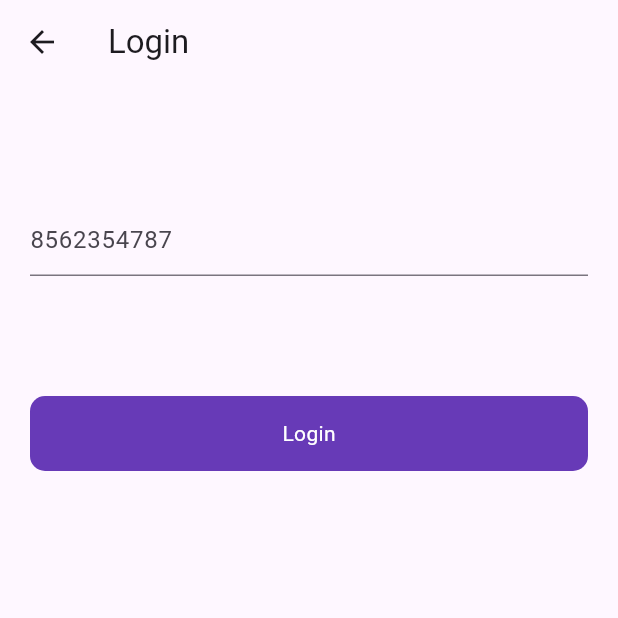
After one commit to AppCraker/Flutter-Firebase, a Flutter app: the screen it shows after launch, after a tap on "Login", after a tap on "Login with Phone Number", on a phone screen of 412 x 824 dp, the top half of it. The commit adds this screen. Run offline on Flutter 3.47's test engine with Material 3 defaults, Android fonts, the phone set to English and light mode, and no system bars; our stand-ins replace animated_splash_screen, firebase_auth, firebase_core, fluttertoast, lottie; accounts and stored records are empty.

Commit message:
keep me login with phone ui done

```diff
--- a/lib/screens/login/loginpage.dart
+++ b/lib/screens/login/loginpage.dart
@@ -1,6 +1,7 @@
 import 'package:firebase_auth/firebase_auth.dart';
 import 'package:flutter/material.dart';
 import 'package:testingapp/screens/Signup/signup.dart';
+import 'package:testingapp/screens/login/loginwihPhoneNo.dart';
 import 'package:testingapp/screens/login/widgets/inputform.dart';
 import 'package:testingapp/screens/posts/post_screen.dart';
 import 'package:testingapp/widget/roundbutton.dart';
@@ -142,7 +143,26 @@ class _LoginpageState extends State<Loginpage> {
                       "Sign In"
                     ))
                   ],
-                )
+                ),
+
+                SizedBox(
+                  height: 20
+                ),
+
+                Roundbutton(
+                  title: "Login with Phone Number",
+                   onTap: (){
+                    Navigator.push(
+                      context,
+                       MaterialPageRoute(
+                        builder: (context)=> Loginwihphoneno()
+
+                        )
+
+                        );
+
+
+                   }),
 
             ],
           ),
--- /dev/null
+++ b/lib/screens/login/loginwihPhoneNo.dart
@@ -0,0 +1,80 @@
+import 'package:firebase_auth/firebase_auth.dart';
+import 'package:flutter/foundation.dart';
+import 'package:flutter/material.dart';
+import 'package:flutter/widgets.dart';
+import 'package:testingapp/screens/login/auth/verifyphone.dart';
+import 'package:testingapp/widget/roundbutton.dart';
+
+class Loginwihphoneno extends StatefulWidget {
+  const Loginwihphoneno({super.key});
+
+  @override
+  State<Loginwihphoneno> createState() => _LoginwihphonenoState();
+}
+
+class _LoginwihphonenoState extends State<Loginwihphoneno> {
+  bool loading = false;
+  final phonenumber_controller = TextEditingController();
+  final auth = FirebaseAuth.instance;
+
+  @override
+  Widget build(BuildContext context) {
+    return Scaffold(
+      appBar: AppBar(
+        title: Text("Login"),
+      ),
+      body: Padding(
+        padding: const EdgeInsets.symmetric(horizontal: 20),
+        child: Column(
+          children: [
+            SizedBox(height: 80,),
+            TextFormField(
+                controller: phonenumber_controller,
+                decoration: InputDecoration(
+                  hintText: "8562354787"
+                ),
+            ),
+            SizedBox(
+              height: 80,
+            ),
+            Roundbutton(
+              title: "Login",
+              onTap: (){
+                auth.verifyPhoneNumber(
+                  phoneNumber: phonenumber_controller.text,
+                  verificationCompleted: (_){
+
+                  }  ,
+                   verificationFailed:(e){
+                    ScaffoldMessenger.of(context).showSnackBar(
+                                   SnackBar(
+                                         content: Text(e.toString()),
+                                          backgroundColor: Colors.red,
+                                          duration: Duration(seconds: 3),
+                                   ),
+                                 );
+                   },
+                    codeSent: (String verificationId, int? token){
+                       Navigator.push(
+                        context, MaterialPageRoute(
+                          builder: (context)=>Verifyphone(verificationId:verificationId ,)));
+
+                    },
+                    codeAutoRetrievalTimeout: (e){
+                      ScaffoldMessenger.of(context).showSnackBar(
+                                   SnackBar(
+                                         content: Text(e.toString()),
+                                          backgroundColor: Colors.red,
+                                          duration: Duration(seconds: 3),
+                                   ),
+                                 );
+                    }
+                    );
+              })
+
+          ],
+        ),
+      ),
+    );
+  }
+}
```
Also changed, not shown: lib/screens/login/auth/verifyphone.dart (added, +28 -0 lines).
